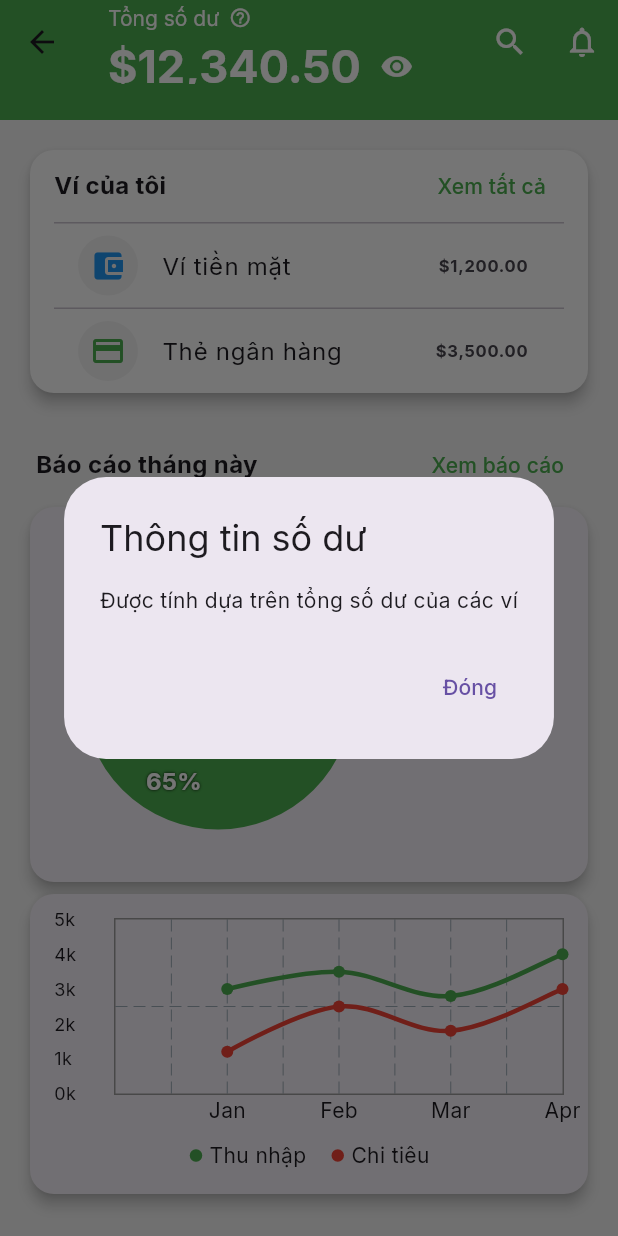
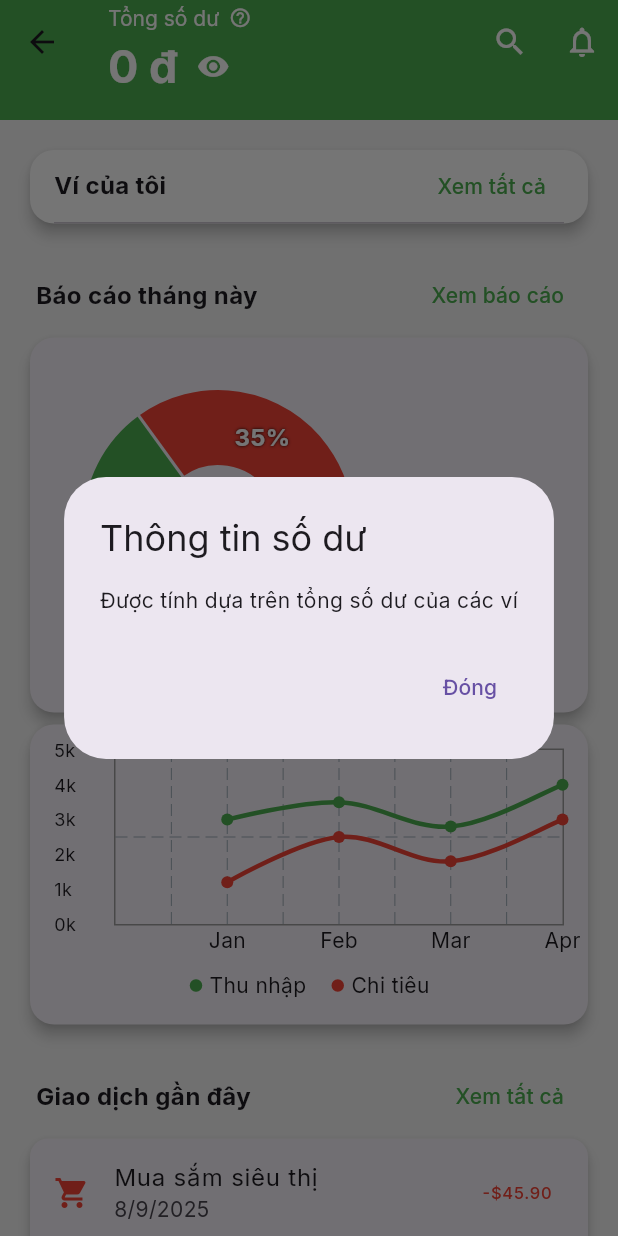
Before and after one commit to cnpmkma/money_manager_frontend, a Flutter app: the Home screen opened directly, after a tap on the "help outline" icon, on a phone screen of 412 x 824 dp. Run offline on Flutter 3.47's test engine with Material 3 defaults, Android fonts, the light colour scheme and no system bars; drawn by our look-alikes of fl_chart; our stand-ins replace dio, flutter_dotenv, google_fonts, shared_preferences; accounts and stored records are empty; network calls fail.

Commit message:
api list ví, show balance trong homepage

```diff
--- a/lib/pages/home_page.dart
+++ b/lib/pages/home_page.dart
@@ -1,5 +1,7 @@
 import 'package:flutter/material.dart';
 import 'package:fl_chart/fl_chart.dart';
+import 'package:intl/intl.dart';
+import 'package:money_manager_frontend/services/wallet_service.dart';
 
 class Home extends StatefulWidget {
   const Home({super.key});
@@ -10,6 +12,40 @@ class Home extends StatefulWidget {
 
 class _HomeState extends State<Home> {
   bool _showBalance = true;
+  double totalBalance = 0;
+  List<dynamic> _wallets = [];
+  List<dynamic> _transactions = [];
+
+  final currencyFormatter = NumberFormat.currency(
+    locale: 'vi_VN',
+    symbol: '₫',
+    decimalDigits: 0,
+  );
+
+
+  @override
+  void initState() {
+    super.initState();
+    _fetchWallet();
+  }
+
+
+  Future<void> _fetchWallet() async {
+    try {
+      final wallets = await WalletService.getWallets();
+
+      setState(() {
+        _wallets = wallets;
+
+        totalBalance = _wallets.fold(0, (sum, w) => sum + (double.tryParse(w['balance'].toString()) ?? 0)
+        );
+      });
+    } catch (e) {
+      print("Error: $e");
+    }
+
+
+  }
 
   @override
   Widget build(BuildContext context) {
@@ -56,7 +92,7 @@ class _HomeState extends State<Home> {
                 child: Row(
                   children: [
                     Text(
-                      _showBalance ? "\$12,340.50" : "********",
+                      _showBalance ? currencyFormatter.format(totalBalance) : "********",
                       style: const TextStyle(
                         fontSize: 30,
                         fontWeight: FontWeight.bold,
@@ -124,39 +160,28 @@ class _HomeState extends State<Home> {
                     ),
                     Divider(height: 1,),
                     Column(
+                      children: _wallets.map((wallet) {
+                          return   Column(
                             children: [
                               ListTile(
                                 leading: Container(
                                   padding: const EdgeInsets.all(8),
                                   decoration: BoxDecoration(
                                     color: Colors.grey[100],
-                                shape: BoxShape.circle
+                                    shape: BoxShape.circle,
                                   ),
-                            child: const Icon(Icons.account_balance_wallet, color: Colors.blue)
+                                  child: const Icon(Icons.account_balance_wallet, color: Colors.brown),
                                 ),
-                          title: const Text("Ví tiền mặt"),
-                          trailing: const Text(
-                            "\$1,200.00",
-                            style: TextStyle(fontWeight: FontWeight.bold),
+                                title: Text(wallet['wallet_name']),
+                                trailing: Text(
+                                currencyFormatter.format(double.tryParse(wallet['balance'].toString()) ?? 0),
+                                style: const TextStyle(fontWeight: FontWeight.bold),
                               ),
                               ),
                               const Divider(height: 1),
-                        ListTile(
-                          leading: Container(
-                            padding: EdgeInsets.all(8),
-                            decoration: BoxDecoration(
-                              color: Colors.grey[100],
-                              shape: BoxShape.circle
-                            ),
-                            child: const Icon(Icons.credit_card, color: Colors.green)
-                          ),
-                          title: const Text("Thẻ ngân hàng"),
-                          trailing: const Text(
-                            "\$3,500.00",
-                            style: TextStyle(fontWeight: FontWeight.bold),
-                          ),
-                        ),
-                      ]
+                            ],
+                          );
+                        }).toList(),
                     )
                   ],
                 ),
--- a/lib/services/auth_service.dart
+++ b/lib/services/auth_service.dart
@@ -1,4 +1,3 @@
-import 'package:flutter/widgets.dart';
 import 'package:flutter_dotenv/flutter_dotenv.dart';
 import 'package:dio/dio.dart';
 import 'package:shared_preferences/shared_preferences.dart';
@@ -135,4 +134,9 @@ class AuthService {
     await prefs.remove('access_token');
   }
 
+  static Future<String?> getToken() async {
+    final prefs = await SharedPreferences.getInstance();
+    return prefs.getString('access_token');
+  }
+
 }
--- /dev/null
+++ b/lib/services/wallet_service.dart
@@ -0,0 +1,50 @@
+import 'package:dio/dio.dart';
+import 'auth_service.dart';
+import 'package:flutter_dotenv/flutter_dotenv.dart';
+
+
+class WalletService {
+  static String get baseUrl => dotenv.env['API_BASE_URL']!;
+
+  static final Dio _dio = Dio(
+    BaseOptions(
+      baseUrl: baseUrl,
+      connectTimeout: const Duration(seconds: 10),
+      receiveTimeout: const Duration(seconds: 10),
+      headers: {
+        "Accept": "application/json"
+      }
+    )
+  );
+
+  // Lấy danh sách ví
+  static Future<List<dynamic>> getWallets() async {
+    final token = await AuthService.getToken();
+
+    final res = await _dio.get(
+      "/wallets",
+      options: Options(
+        headers: {"Authorization": "Bearer $token"}
+      )
+    );
+
+    return res.data as List<dynamic>;
+  }
+
+  static Future<Map<String, dynamic>> createWallet(String name, double balance) async {
+    final token = await AuthService.getToken();
+
+    final res = await _dio.post(
+      "/wallets",
+      data: {
+        "walltet_name": name,
+        "balance": balance,
+      },
+      options: Options(
+        headers: {"Authorization": "Bearer $token"}
+      )
+    );
+
+    return res.data as Map<String, dynamic>;
+  }
+}
```
Lines whose indentation alone changed are shown as unchanged.
